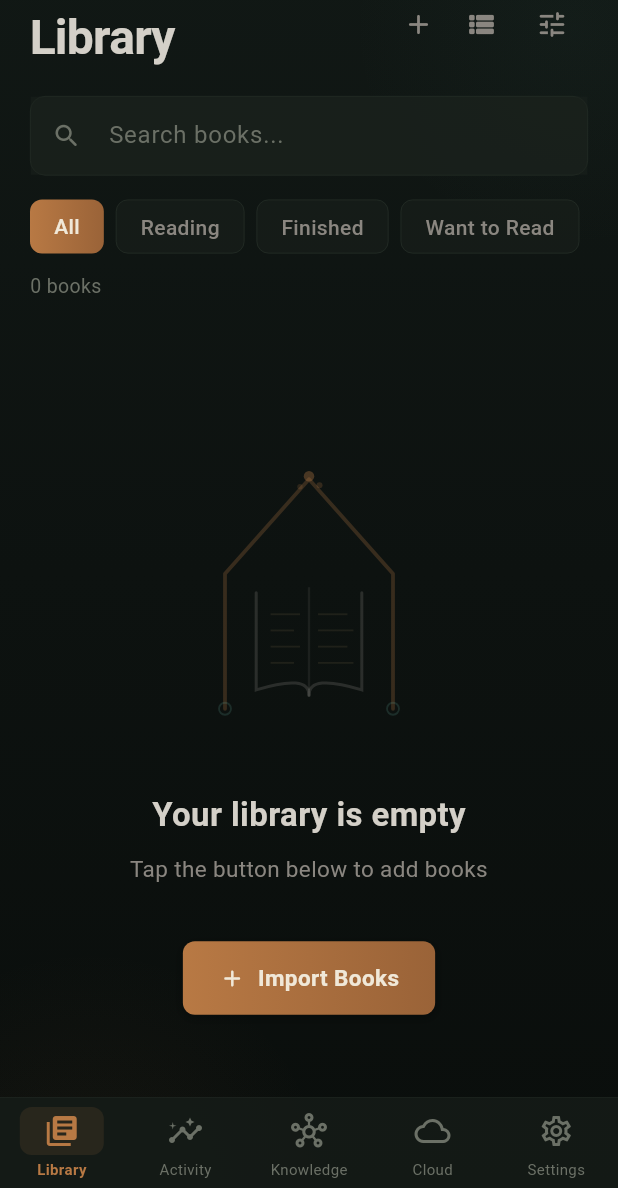
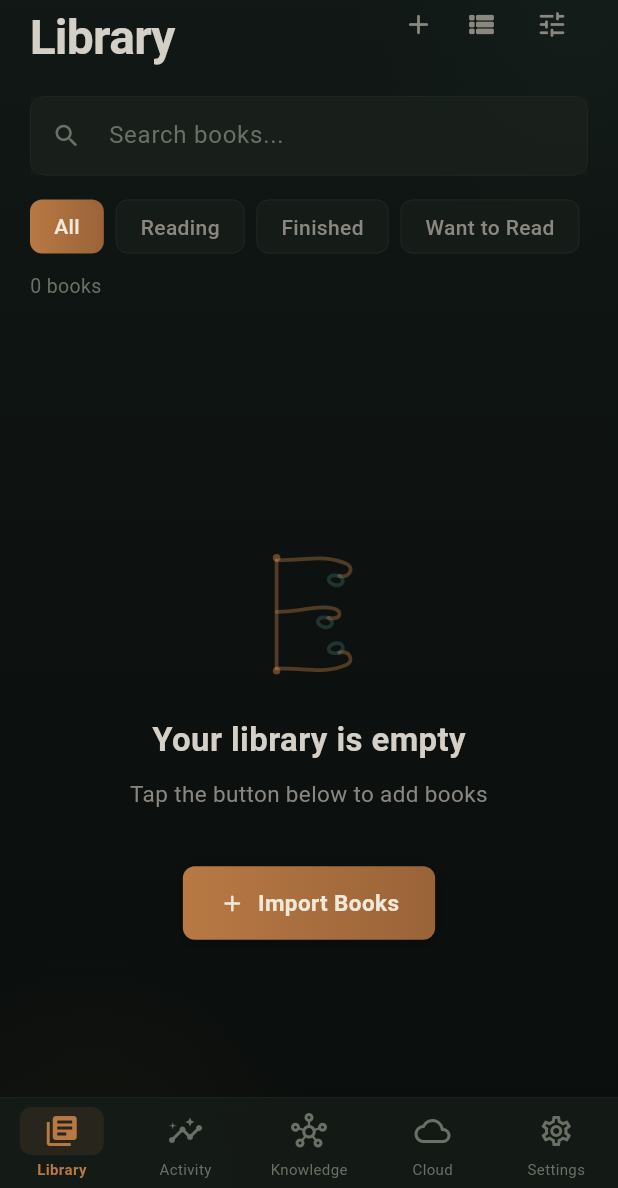
Before and after one commit to MFredin/Project-Aurora, a Flutter app: the screen it shows after launch, after a tap on the "grid view" icon, on a phone screen of 412 x 824 dp, the part 48-1236 px from its top. Run offline on Flutter 3.47's test engine with Material 3 defaults, Android fonts, the phone set to English and light mode, and no system bars; our stand-ins replace dio, drift, file_picker, fl_chart, flutter_riverpod, flutter_tts and 5 more; missing offline and left inert: dart:html, dart:js_interop, desktop_drop, epubx; accounts and stored records are empty; Roboto replaces fonts that are missing (Georgia).

Commit message:
Replace stave arch logo with runic knot E mark
Redesign the logo as a Norse knotwork letter E — ember strokes with
lichen teal interlace loops at each arm terminal, spine terminal dots.
Smaller and more iconic. Regenerate all PWA icons and favicon. Update
both the settings about card and library empty state painters.

https://claude.ai/code/session_01FHuwGnpYbE9q5WoCZaastP

```diff
--- a/aurora_reader_flutter/lib/screens/library/library_screen.dart
+++ b/aurora_reader_flutter/lib/screens/library/library_screen.dart
@@ -580,10 +580,10 @@ class _LibraryScreenState extends ConsumerState<LibraryScreen> {
           mainAxisAlignment: MainAxisAlignment.center,
           children: [
             SizedBox(
-              width: 160,
-              height: 180,
+              width: 72,
+              height: 80,
               child: CustomPaint(
-                painter: _StaveArchPainter(),
+                painter: _RunicKnotPainter(),
               ),
             ),
             const SizedBox(height: 28),
@@ -1265,74 +1265,70 @@ class _BookListTileState extends State<_BookListTile> {
   }
 }
 
-class _StaveArchPainter extends CustomPainter {
+class _RunicKnotPainter extends CustomPainter {
   @override
   void paint(Canvas canvas, Size size) {
-    final cx = size.width / 2;
+    final w = size.width;
+    final h = size.height;
+
     final ember = Paint()
-      ..color = AuroraColors.auroraTeal.withOpacity(0.25)
+      ..color = AuroraColors.auroraTeal.withOpacity(0.4)
       ..style = PaintingStyle.stroke
       ..strokeWidth = 2.5
-      ..strokeJoin = StrokeJoin.round
-      ..strokeCap = StrokeCap.round;
+      ..strokeCap = StrokeCap.round
+      ..strokeJoin = StrokeJoin.round;
 
-    final page = Paint()
-      ..color = AuroraColors.textPrimary.withOpacity(0.15)
+    final lichen = Paint()
+      ..color = AuroraColors.auroraGreen.withOpacity(0.25)
       ..style = PaintingStyle.stroke
-      ..strokeWidth = 2
-      ..strokeCap = StrokeCap.round;
+      ..strokeWidth = 2.5
+      ..strokeCap = StrokeCap.round
+      ..strokeJoin = StrokeJoin.round;
 
-    final archPath = Path()
-      ..moveTo(cx, 0)
-      ..lineTo(size.width * 0.15, size.height * 0.35)
-      ..lineTo(size.width * 0.15, size.height * 0.85)
-      ..moveTo(cx, 0)
-      ..lineTo(size.width * 0.85, size.height * 0.35)
-      ..lineTo(size.width * 0.85, size.height * 0.85);
-    canvas.drawPath(archPath, ember);
+    final spine = Path()
+      ..moveTo(w * 0.2, h * 0.05)
+      ..lineTo(w * 0.2, h * 0.95);
+    canvas.drawPath(spine, ember);
 
-    final leftPage = Path()
-      ..moveTo(size.width * 0.28, size.height * 0.42)
-      ..lineTo(size.width * 0.28, size.height * 0.78)
-      ..quadraticBezierTo(cx, size.height * 0.72, cx, size.height * 0.80);
-    canvas.drawPath(leftPage, page);
+    final topArm = Path()
+      ..moveTo(w * 0.2, h * 0.05)
+      ..cubicTo(w * 0.5, h * 0.05, w * 0.65, h * 0.0, w * 0.85, h * 0.08)
+      ..cubicTo(w * 0.92, h * 0.11, w * 0.88, h * 0.20, w * 0.78, h * 0.18);
+    canvas.drawPath(topArm, ember);
 
-    final rightPage = Path()
-      ..moveTo(size.width * 0.72, size.height * 0.42)
-      ..lineTo(size.width * 0.72, size.height * 0.78)
-      ..quadraticBezierTo(cx, size.height * 0.72, cx, size.height * 0.80);
-    canvas.drawPath(rightPage, page);
+    final midArm = Path()
+      ..moveTo(w * 0.2, h * 0.48)
+      ..cubicTo(w * 0.45, h * 0.48, w * 0.55, h * 0.42, w * 0.72, h * 0.45)
+      ..cubicTo(w * 0.82, h * 0.47, w * 0.80, h * 0.55, w * 0.68, h * 0.53);
+    canvas.drawPath(midArm, ember);
 
-    final spine = Paint()
-      ..color = AuroraColors.textPrimary.withOpacity(0.08)
-      ..strokeWidth = 1.5;
-    canvas.drawLine(
-      Offset(cx, size.height * 0.40),
-      Offset(cx, size.height * 0.78),
-      spine,
-    );
+    final botArm = Path()
+      ..moveTo(w * 0.2, h * 0.95)
+      ..cubicTo(w * 0.5, h * 0.95, w * 0.65, h * 1.0, w * 0.85, h * 0.92)
+      ..cubicTo(w * 0.92, h * 0.89, w * 0.88, h * 0.80, w * 0.78, h * 0.82);
+    canvas.drawPath(botArm, ember);
 
-    final linePaint = Paint()
-      ..color = AuroraColors.manuscriptGold.withOpacity(0.12)
-      ..strokeWidth = 1.2;
-    for (var i = 0; i < 4; i++) {
-      final y = size.height * (0.50 + i * 0.06);
-      final vary = (i % 2 == 0) ? 0.0 : 4.0;
-      canvas.drawLine(Offset(size.width * 0.34, y), Offset(cx - 6 - vary, y), linePaint);
-      canvas.drawLine(Offset(cx + 6, y), Offset(size.width * 0.66 + vary, y), linePaint);
-    }
+    final topLoop = Path()
+      ..moveTo(w * 0.78, h * 0.18)
+      ..cubicTo(w * 0.68, h * 0.16, w * 0.65, h * 0.22, w * 0.72, h * 0.25)
+      ..cubicTo(w * 0.80, h * 0.28, w * 0.85, h * 0.22, w * 0.78, h * 0.18);
+    canvas.drawPath(topLoop, lichen);
 
-    final spark = Paint()..color = AuroraColors.auroraTeal.withOpacity(0.35);
-    canvas.drawCircle(Offset(cx, -2), 3.5, spark);
-    canvas.drawCircle(Offset(cx - 6, 5), 1.8, spark..color = AuroraColors.auroraTeal.withOpacity(0.18));
-    canvas.drawCircle(Offset(cx + 7, 4), 2.0, spark..color = AuroraColors.auroraTeal.withOpacity(0.22));
+    final midLoop = Path()
+      ..moveTo(w * 0.68, h * 0.53)
+      ..cubicTo(w * 0.58, h * 0.51, w * 0.55, h * 0.57, w * 0.62, h * 0.60)
+      ..cubicTo(w * 0.70, h * 0.63, w * 0.75, h * 0.57, w * 0.68, h * 0.53);
+    canvas.drawPath(midLoop, lichen);
 
-    final knot = Paint()
-      ..color = AuroraColors.auroraGreen.withOpacity(0.2)
-      ..style = PaintingStyle.stroke
-      ..strokeWidth = 1.2;
-    canvas.drawCircle(Offset(size.width * 0.15, size.height * 0.85), 4, knot);
-    canvas.drawCircle(Offset(size.width * 0.85, size.height * 0.85), 4, knot);
+    final botLoop = Path()
+      ..moveTo(w * 0.78, h * 0.82)
+      ..cubicTo(w * 0.68, h * 0.84, w * 0.65, h * 0.78, w * 0.72, h * 0.75)
+      ..cubicTo(w * 0.80, h * 0.72, w * 0.85, h * 0.78, w * 0.78, h * 0.82);
+    canvas.drawPath(botLoop, lichen);
+
+    final dot = Paint()..color = AuroraColors.auroraTeal.withOpacity(0.5);
+    canvas.drawCircle(Offset(w * 0.2, h * 0.03), 2.5, dot);
+    canvas.drawCircle(Offset(w * 0.2, h * 0.97), 2.5, dot);
   }
 
   @override
```
Also changed, not shown: aurora_reader_flutter/lib/screens/settings/settings_screen.dart (+67 -57 lines), aurora_reader_flutter/assets/icons/edda-logo.svg, 5 other files.
